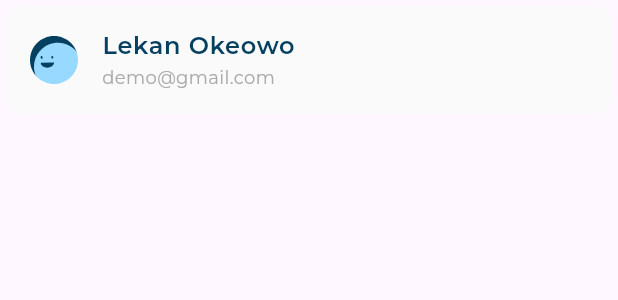
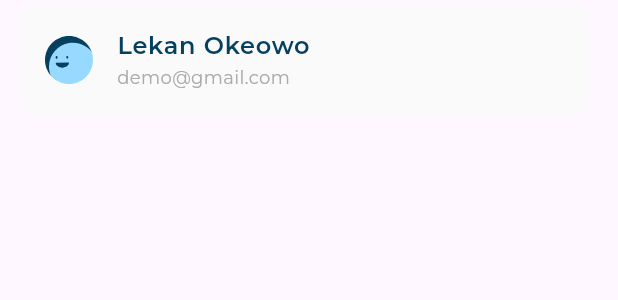
Before and after one commit to Kartali-Mohamed/responsive_adaptive_ui_design, a Flutter app: the CustomUserInfoListTile widget shown alone on an empty page, opened directly, on a phone screen of 412 x 824 dp. Shown: the top 300 px of the screen. Run offline on Flutter 3.47's test engine with Material 3 defaults, Android fonts, the phone set to English and light mode, and no system bars; our stand-ins replace flutter_svg; project files that could hold a hidden picture were left out.

Commit message:
add padding in user info widget

```diff
--- a/lib/interface/widgets/custom_user_info_list_tile.dart
+++ b/lib/interface/widgets/custom_user_info_list_tile.dart
@@ -12,7 +12,9 @@ class CustomUserInfoListTile extends StatelessWidget {
 
   @override
   Widget build(BuildContext context) {
-    return Card(
+    return Padding(
+      padding: const EdgeInsets.only(left: 10, right: 15),
+      child: Card(
         color: const Color(0xFFFAFAFA),
         elevation: 0,
         child: ListTile(
@@ -20,6 +22,7 @@ class CustomUserInfoListTile extends StatelessWidget {
           title: Text(title, style: AppStyles.styleSemiBold16),
           subtitle: Text(subtitle, style: AppStyles.styleRegular12),
         ),
+      ),
     );
   }
 }
```
Lines whose indentation alone changed are shown as unchanged.
